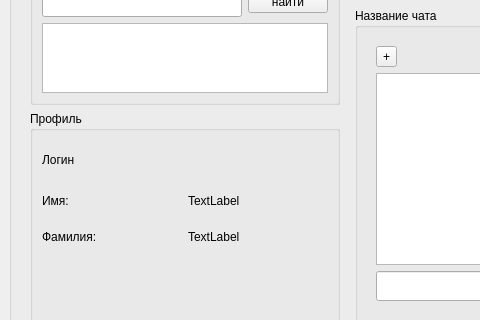
Qt form ui/graphic/app_window.ui (yurij-lyubskij/goto_chat) before a commit; both pictures show x 0 to 480 and y 165 to 485 of the 704 by 986 pixel window.
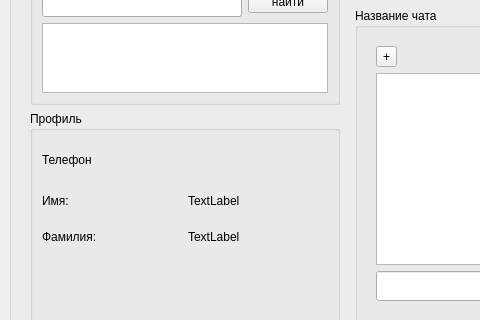
The same form after that commit.

```diff
--- a/ui/graphic/app_window.ui
+++ b/ui/graphic/app_window.ui
@@ -216,7 +216,7 @@
                             <string notr="true">font: 18pt &quot;Ubuntu&quot;;</string>
                            </property>
                            <property name="text">
-                            <string>Логин</string>
+                            <string>Телефон</string>
                            </property>
                           </widget>
                          </item>
```
Left out of the diff: 2 changed lines with no effect on the pictures.
